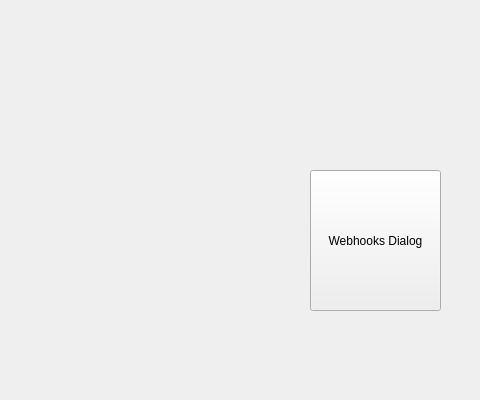
This is src/View/botmainwindow.ui in b-lone/Bot_Jabber_Teams as Qt 5 draws it before an edit; both pictures show x 0 to 480 and y 0 to 400 of the 800 by 600 pixel window. The edited form follows.
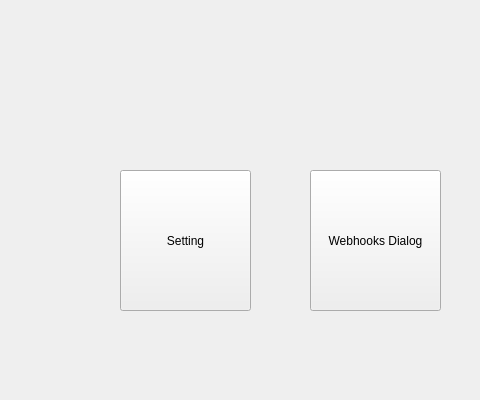
This is the edited form.

Diff of the .ui file:
```diff
--- a/src/View/botmainwindow.ui
+++ b/src/View/botmainwindow.ui
@@ -27,6 +27,19 @@
      <string>Webhooks Dialog</string>
     </property>
    </widget>
+   <widget class="QPushButton" name="btnSetting">
+    <property name="geometry">
+     <rect>
+      <x>120</x>
+      <y>170</y>
+      <width>131</width>
+      <height>141</height>
+     </rect>
+    </property>
+    <property name="text">
+     <string>Setting</string>
+    </property>
+   </widget>
   </widget>
   <widget class="QMenuBar" name="menubar">
    <property name="geometry">
```
